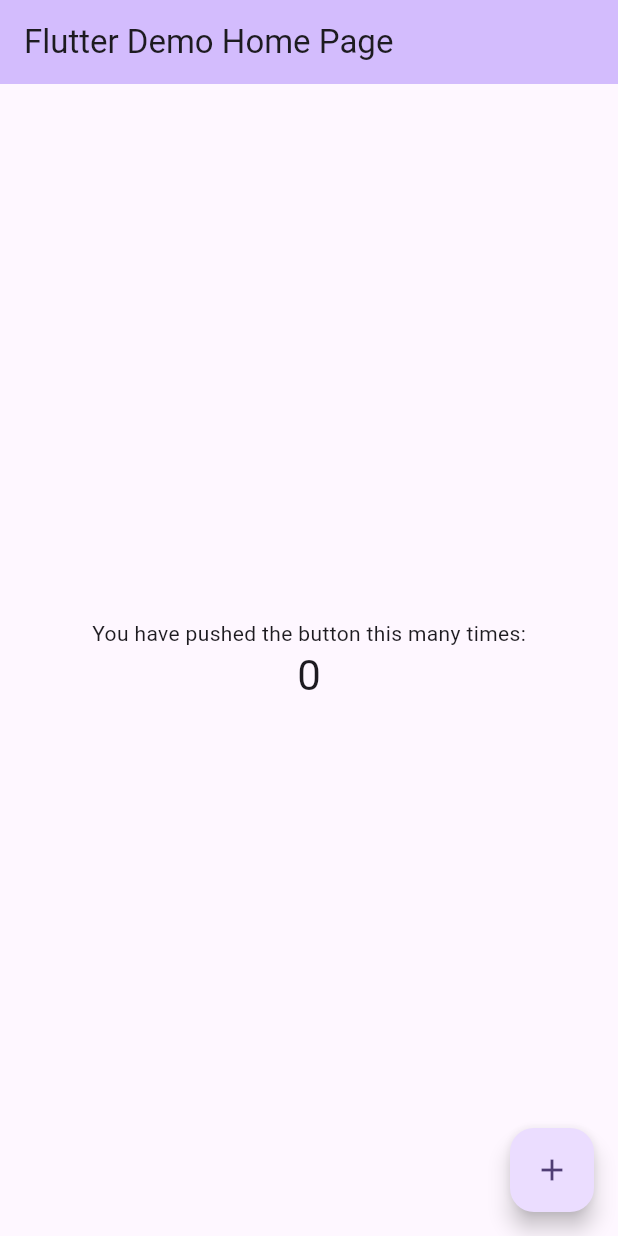
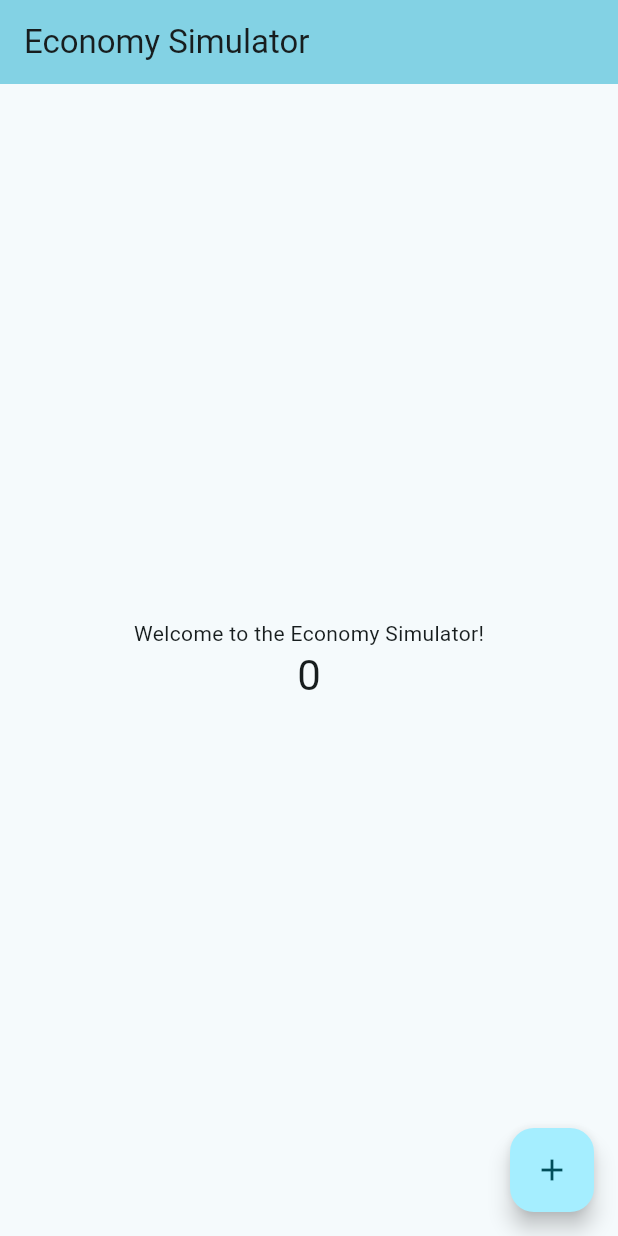
Before and after one commit to ChaosDragon01/economy_simulator, a Flutter app: the screen it shows after launch, on a phone screen of 412 x 824 dp. Run offline on Flutter 3.47's test engine with Material 3 defaults, Android fonts, the phone set to English and light mode, and no system bars.

Commit message:
updating things

```diff
--- a/lib/main.dart
+++ b/lib/main.dart
@@ -11,7 +11,7 @@
   @override
   Widget build(BuildContext context) {
     return MaterialApp(
-      title: 'Flutter Demo',
+      title: 'econ simulator',
       theme: ThemeData(
         // This is the theme of your application.
         //
@@ -28,9 +28,9 @@
         //
         // This works for code too, not just values: Most code changes can be
         // tested with just a hot reload.
-        colorScheme: ColorScheme.fromSeed(seedColor: Colors.deepPurple),
+        colorScheme: ColorScheme.fromSeed(seedColor: const Color.fromARGB(255, 159, 182, 188)),
       ),
-      home: const MyHomePage(title: 'Flutter Demo Home Page'),
+      home: const MyHomePage(title: 'Economy Simulator'),
     );
   }
 }
@@ -104,7 +104,7 @@
           // wireframe for each widget.
           mainAxisAlignment: MainAxisAlignment.center,
           children: <Widget>[
-            const Text('You have pushed the button this many times:'),
+            const Text('Welcome to the Economy Simulator!'),
             Text(
               '$_counter',
               style: Theme.of(context).textTheme.headlineMedium,
```
Also changed, not shown: pubspec.yaml (+6 -1 lines), 30 other files.
